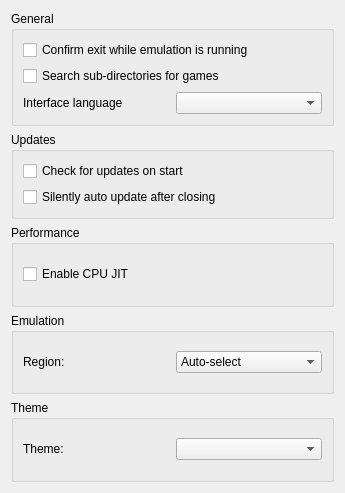
Old version of the form src/citra_qt/configuration/configure_general.ui in the repository Kloen/citra.
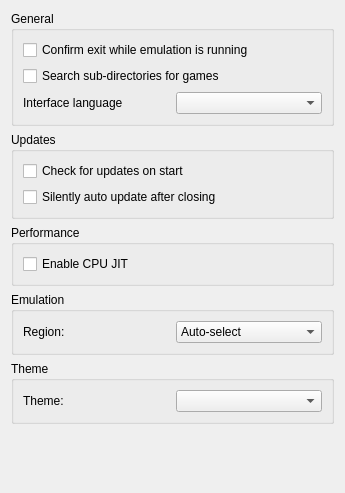
New version of the form.

What changed in the file:
```diff
--- a/src/citra_qt/configuration/configure_general.ui
+++ b/src/citra_qt/configuration/configure_general.ui
@@ -199,6 +199,19 @@
        </layout>
       </widget>
      </item>
+     <item>
+      <spacer name="verticalSpacer">
+       <property name="orientation">
+        <enum>Qt::Vertical</enum>
+       </property>
+       <property name="sizeHint" stdset="0">
+        <size>
+         <width>20</width>
+         <height>40</height>
+        </size>
+       </property>
+      </spacer>
+     </item>
      </layout>
    </item>
   </layout>
```
